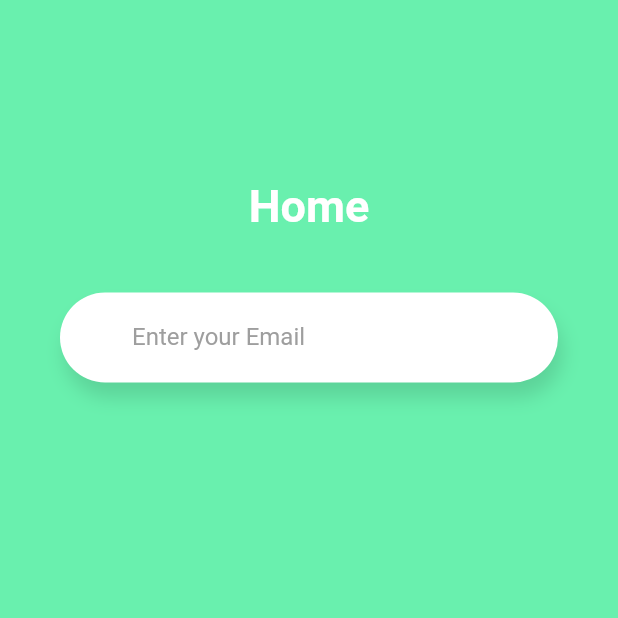
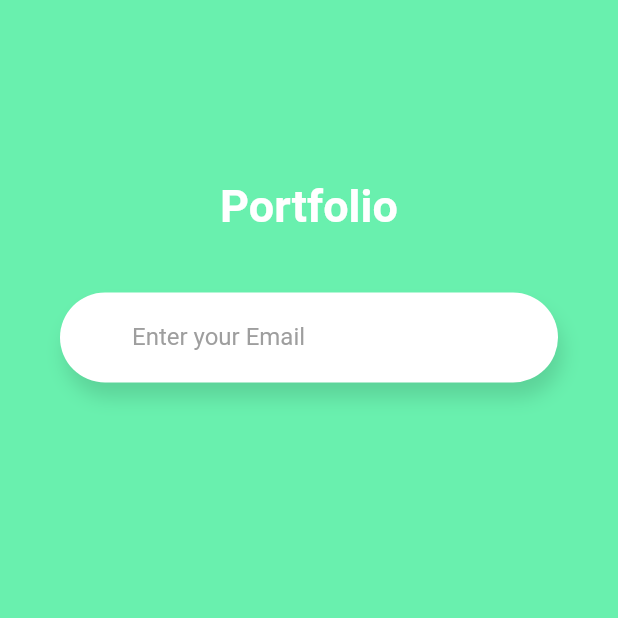
Before and after one commit to jasonnonstop10/KasetChana, a Flutter app: the screen it shows after launch, after a tap on "Login", on a phone screen of 412 x 824 dp, the top half of it. Run offline on Flutter 3.47's test engine with Material 2 defaults, Android fonts, the phone set to English and light mode, and no system bars; Roboto replaces fonts that are missing (OpenSans).

Commit message:
[ADD]Portfolio Main Screen

```diff
--- a/lib/main.dart
+++ b/lib/main.dart
@@ -3,6 +3,7 @@ import 'package:app/screens/home_screen.dart';
 import 'package:app/screens/register_screen.dart';
 import 'package:flutter/material.dart';
 import 'package:app/screens/login_screen.dart';
+import 'package:app/screens/portfolio_main.dart';
 
 void main() => runApp(MyApp());
 
@@ -17,6 +18,7 @@ class MyApp extends StatelessWidget {
         '/register': (BuildContext context) => new RegisterScreen(),
         '/forgot': (BuildContext context) => new ForgotScreen(),
         '/home': (BuildContext context) => new HomeScreen(),
+        '/port': (BuildContext context) => new PortScreen(),
       },
       home: LoginScreen(),
     );
--- a/lib/screens/login_screen.dart
+++ b/lib/screens/login_screen.dart
@@ -108,7 +108,7 @@ class _LoginScreenState extends State<LoginScreen> {
       width: double.infinity,
       child: RaisedButton(
         elevation: 20.0,
-        onPressed: () => {Navigator.pushNamed(context, "/home")},
+        onPressed: () => {Navigator.pushNamed(context, "/port")},
         padding: EdgeInsets.all(25.0),
         shape: RoundedRectangleBorder(
           borderRadius: BorderRadius.circular(40.0),
--- /dev/null
+++ b/lib/screens/portfolio_main.dart
@@ -0,0 +1,101 @@
+import 'package:app/screens/forgot_screen.dart';
+import 'package:app/utilities/cons.dart';
+import 'package:flutter/material.dart';
+import 'package:flutter/services.dart';
+import 'register_screen.dart';
+
+class MyApp extends StatelessWidget {
+  // This widget is the root of your application.
+  @override
+  Widget build(BuildContext context) {
+    return MaterialApp(
+      title: 'Flutter Login UI',
+      debugShowCheckedModeBanner: false,
+    );
+  }
+}
+
+class PortScreen extends StatefulWidget {
+  @override
+  _PortScreenState createState() => _PortScreenState();
+}
+
+class _PortScreenState extends State<PortScreen> {
+  Widget _buildEmailTF() {
+    return Column(
+      crossAxisAlignment: CrossAxisAlignment.start,
+      children: <Widget>[
+        SizedBox(height: 10.0),
+        Container(
+          alignment: Alignment.centerLeft,
+          decoration: kBoxDecorationStyle,
+          height: 60.0,
+          child: TextField(
+            keyboardType: TextInputType.emailAddress,
+            style: TextStyle(
+              color: Colors.white,
+              fontFamily: 'OpenSans',
+            ),
+            decoration: InputDecoration(
+              border: InputBorder.none,
+              contentPadding: EdgeInsets.only(top: 14.0),
+              prefixIcon: Icon(
+                Icons.email,
+                color: Colors.white,
+              ),
+              hintText: 'Enter your Email',
+              hintStyle: kHintTextStyle,
+            ),
+          ),
+        ),
+      ],
+    );
+  }
+
+  @override
+  Widget build(BuildContext context) {
+    return Scaffold(
+      body: AnnotatedRegion<SystemUiOverlayStyle>(
+        value: SystemUiOverlayStyle.light,
+        child: GestureDetector(
+          onTap: () => FocusScope.of(context).unfocus(),
+          child: Stack(
+            children: <Widget>[
+              Container(
+                height: double.infinity,
+                width: double.infinity,
+                decoration: BoxDecoration(color: Colors.greenAccent),
+              ),
+              Container(
+                height: double.infinity,
+                child: SingleChildScrollView(
+                  physics: AlwaysScrollableScrollPhysics(),
+                  padding: EdgeInsets.symmetric(
+                    horizontal: 40.0,
+                    vertical: 120.0,
+                  ),
+                  child: Column(
+                    mainAxisAlignment: MainAxisAlignment.center,
+                    children: <Widget>[
+                      Text(
+                        'Portfolio',
+                        style: TextStyle(
+                          color: Colors.white,
+                          fontFamily: 'OpenSans',
+                          fontSize: 30.0,
+                          fontWeight: FontWeight.bold,
+                        ),
+                      ),
+                      SizedBox(height: 30.0),
+                      _buildEmailTF(),
+                    ],
+                  ),
+                ),
+              )
+            ],
+          ),
+        ),
+      ),
+    );
+  }
+}
```
